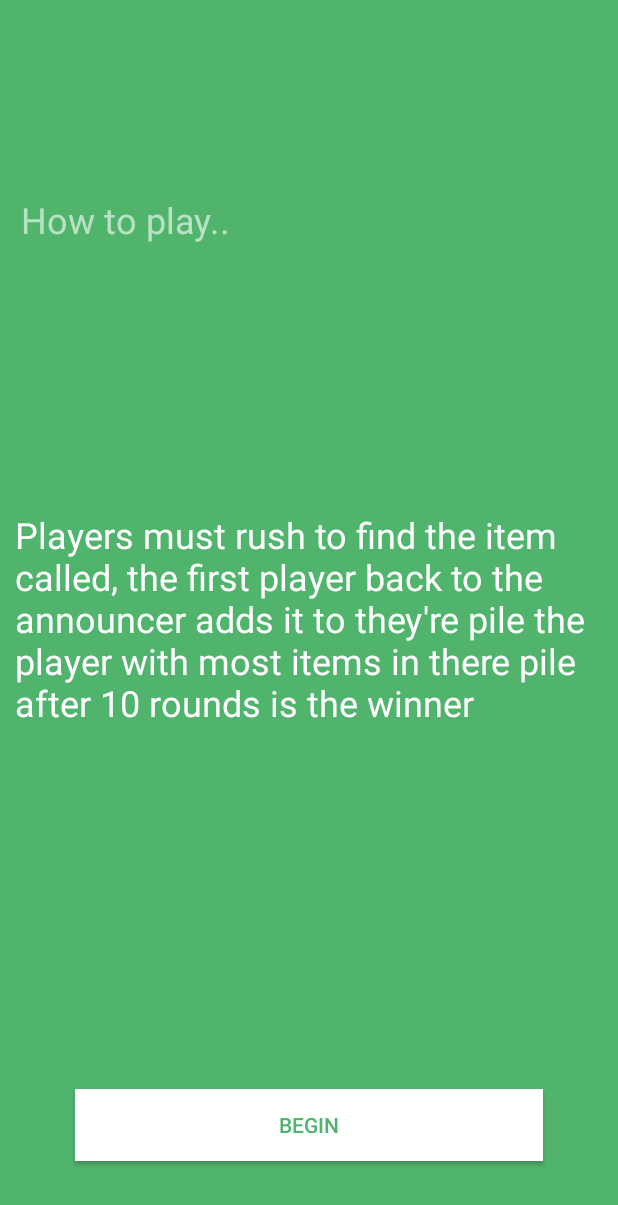
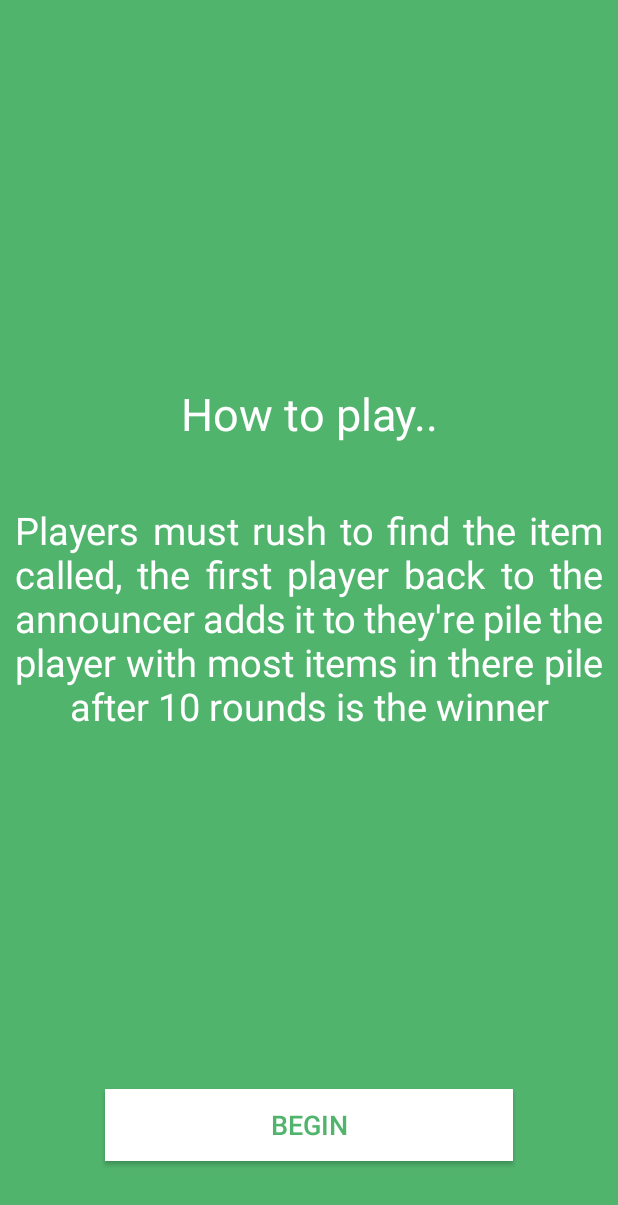
Before and after one commit to bctecnica/House-hunt, an Android app: the MainGame screen opened directly, with no data from a screen before it, on a phone screen of 412 x 824 dp. Shown: the top 1205 px of the screen. Run offline under Robolectric (Android 15) with nearby library versions, the phone set to English and light mode, and no system bars.

Commit message:
Skip button implemented

```diff
--- a/app/src/main/java/com/bctecnica/houseHunt/MainActivity.java
+++ b/app/src/main/java/com/bctecnica/houseHunt/MainActivity.java
@@ -42,6 +42,7 @@ public class MainActivity extends AppCompatActivity {
         });
 
         generateButton.setOnClickListener(view -> {
+            click.start();
             Intent i = new Intent(getApplicationContext(), MainGame.class);
             i.putExtra("PLAYER_SELECTION", passIndex);
             startActivity(i);
--- a/app/src/main/java/com/bctecnica/houseHunt/MainGame.java
+++ b/app/src/main/java/com/bctecnica/houseHunt/MainGame.java
@@ -6,6 +6,7 @@ import androidx.constraintlayout.widget.ConstraintLayout;
 
 import android.content.DialogInterface;
 import android.graphics.Color;
+import android.media.MediaPlayer;
 import android.os.Bundle;
 import android.view.View;
 import android.widget.Button;
@@ -20,7 +21,7 @@ public class MainGame extends AppCompatActivity {
 
     private ItemsToFind itemsToFind = new ItemsToFind();
     private ColorWheel colorWheel = new ColorWheel();
-    private TextView itemToFindText, nextFindTopText, roundCountText, companyLogo;
+    private TextView itemToFindText, nextFindTopText, roundCountText, companyLogo, skipButton;
     private Button nextItemButton;
     private ConstraintLayout mainGameLayout;
     int passedNumber;
@@ -31,13 +32,7 @@ public class MainGame extends AppCompatActivity {
         super.onCreate(savedInstanceState);
         setContentView(R.layout.activity_main_game);
 
-        // Sets player selection as int to pass to the findNextItem method
-        passedNumber = getIntent().getIntExtra("PLAYER_SELECTION", 0);
-
-        // Hides action bar in main game activity
-        Objects.requireNonNull(getSupportActionBar()).hide();
-
-        // Link view elements to there corresponding java variables
+        skipButton = findViewById(R.id.skipButton);
         roundCountText = findViewById(R.id.roundCountText);
         itemToFindText = findViewById(R.id.itemToFindText);
         nextFindTopText = findViewById(R.id.nextFindText);
@@ -45,25 +40,48 @@ public class MainGame extends AppCompatActivity {
         mainGameLayout = findViewById(R.id.mainGameLayout);
         companyLogo = findViewById(R.id.companyLogo);
 
-        // When next item button is clicked
+        MediaPlayer click = MediaPlayer.create(this,R.raw.button_click);
+
+        // Sets player selection as int to pass to the findNextItem method
+        passedNumber = getIntent().getIntExtra("PLAYER_SELECTION", 0);
+
+        // Hides action bar in main game activity
+        Objects.requireNonNull(getSupportActionBar()).hide();
+
+        // Updates the main game and moves to the next round
         nextItemButton.setOnClickListener(new View.OnClickListener() {
             @Override
             public void onClick(View view) {
+                click.start();
                 updateLayout();
 
                 // Creates each round using random items and color
                 if(roundCount < 11) {
-                    // Gets random item and color for respective arrays
-                    String item = itemsToFind.getNextItem(passedNumber);
-                    int color = colorWheel.getColor();
-                    // Sets the corresponding fields
-                    roundCountText.setText("Round: "+ roundCount);
-                    itemToFindText.setText(item);
-                    mainGameLayout.setBackgroundColor(color);
-                    nextItemButton.setTextColor(color);
+                    updateGame();
                 }
             }
         });
+
+        // Skips a round
+        skipButton.setOnClickListener(new View.OnClickListener() {
+            @Override
+            public void onClick(View view) {
+                roundCount--;
+                updateLayout();
+                updateGame();
+            }
+        });
+    }
+
+    public void updateGame(){
+        // Gets random item and color for respective arrays
+        String item = itemsToFind.getNextItem(passedNumber);
+        int color = colorWheel.getColor();
+        // Sets the corresponding fields
+        roundCountText.setText("Round: "+ roundCount);
+        itemToFindText.setText(item);
+        mainGameLayout.setBackgroundColor(color);
+        nextItemButton.setTextColor(color);
     }
 
     // Updates the layout of main game through the rounds
@@ -72,13 +90,14 @@ public class MainGame extends AppCompatActivity {
             case 0:
                 nextFindTopText.setText("First up can you find..");
                 nextItemButton.setText("NEXT");
+                skipButton.setText("Skip");
                 break;
             case 1:
             case 5:
                 nextFindTopText.setText("Next can you find..");
                 break;
             case 4:
-                nextFindTopText.setText("you're half way next can you find..");
+                nextFindTopText.setText(R.string.half_way);
                 break;
             case 9:
                 nextFindTopText.setText("Finally can you find.");
@@ -90,6 +109,7 @@ public class MainGame extends AppCompatActivity {
                 nextFindTopText.setVisibility(View.INVISIBLE);
                 nextItemButton.setVisibility(View.INVISIBLE);
                 itemToFindText.setVisibility(View.INVISIBLE);
+                skipButton.setVisibility(View.INVISIBLE);
                 mainGameLayout.setBackgroundColor(Color.parseColor("#000000"));
                 endGamePopUp();
                 break;
--- a/app/src/main/res/layout/activity_main_game.xml
+++ b/app/src/main/res/layout/activity_main_game.xml
@@ -13,21 +13,26 @@
         android:id="@+id/nextFindText"
         android:layout_width="wrap_content"
         android:layout_height="wrap_content"
-        android:layout_marginStart="4dp"
-        android:layout_marginTop="120dp"
+        android:layout_marginBottom="40dp"
+        android:gravity="center"
         android:text="How to play.."
-        android:textColor="#99FFFFFF"
-        android:textSize="24sp"
-        app:layout_constraintStart_toStartOf="parent"
-        app:layout_constraintTop_toTopOf="parent" />
+        android:textColor="#FFFFFF"
+        android:textSize="30sp"
+        app:layout_constraintBottom_toTopOf="@+id/itemToFindText"
+        app:layout_constraintEnd_toEndOf="parent"
+        app:layout_constraintStart_toStartOf="parent" />
 
     <TextView
         android:id="@+id/itemToFindText"
         android:layout_width="wrap_content"
         android:layout_height="wrap_content"
+        android:layout_marginStart="8dp"
+        android:layout_marginEnd="8dp"
+        android:gravity="center"
+        android:justificationMode="inter_word"
         android:text="@string/instructions"
         android:textColor="#FFFFFF"
-        android:textSize="24sp"
+        android:textSize="25sp"
         app:layout_constraintBottom_toBottomOf="parent"
         app:layout_constraintEnd_toEndOf="parent"
         app:layout_constraintStart_toStartOf="parent"
@@ -37,11 +42,12 @@
         android:id="@+id/nextItemButton"
         android:layout_width="match_parent"
         android:layout_height="wrap_content"
-        android:layout_marginStart="40dp"
-        android:layout_marginEnd="40dp"
+        android:layout_marginStart="60dp"
+        android:layout_marginEnd="60dp"
         android:layout_marginBottom="40dp"
         android:background="#FFFFFF"
         android:text="Begin"
+        android:textSize="18sp"
         android:textColor="#51b46d"
         app:layout_constraintBottom_toBottomOf="parent"
         app:layout_constraintEnd_toEndOf="parent"
@@ -51,12 +57,13 @@
         android:id="@+id/roundCountText"
         android:layout_width="wrap_content"
         android:layout_height="wrap_content"
-        tools:text="Round 1"
-        android:textColor="#99FFFFFF"
-        android:textSize="24sp"
+        android:layout_marginTop="8dp"
+        android:textColor="#FFFFFF"
+        android:textSize="25sp"
         app:layout_constraintEnd_toEndOf="parent"
         app:layout_constraintStart_toStartOf="parent"
-        app:layout_constraintTop_toTopOf="parent" />
+        app:layout_constraintTop_toTopOf="parent"
+        tools:text="Round 1" />
 
     <TextView
         android:id="@+id/companyLogo"
@@ -68,4 +75,16 @@
         app:layout_constraintStart_toStartOf="parent"
         tools:text="BCTechnica" />
 
+    <TextView
+        android:id="@+id/skipButton"
+        android:layout_width="wrap_content"
+        android:layout_height="wrap_content"
+        android:layout_marginBottom="4dp"
+        android:textColor="#99FFFFFF"
+        android:textSize="18sp"
+        app:layout_constraintBottom_toBottomOf="parent"
+        app:layout_constraintEnd_toEndOf="parent"
+        app:layout_constraintStart_toStartOf="parent"
+        tools:text="Skip" />
+
 </androidx.constraintlayout.widget.ConstraintLayout>
--- a/app/src/main/res/values/strings.xml
+++ b/app/src/main/res/values/strings.xml
@@ -4,4 +4,5 @@
     <string name="e_mail">e_mail</string>
     <string name="instructions">Players must rush to find the item called, the first player back to the announcer adds it to they\'re pile the player with most items in there pile after 10 rounds is the winner </string>
     <string name="company_logo">BCTecnica &#169;</string>
+    <string name="half_way">You\'re half way now \ncan you find..</string>
 </resources>
--- a/app/src/main/res/values/styles.xml
+++ b/app/src/main/res/values/styles.xml
@@ -4,7 +4,7 @@
         <!-- Customize your theme here. -->
         <item name="colorPrimary">#51b46d</item>
         <item name="colorPrimaryDark">#000000</item>
-        <item name="colorAccent">@color/colorAccent</item>
+        <item name="colorAccent">#51b46d</item>
     </style>
 
 </resources>
```
